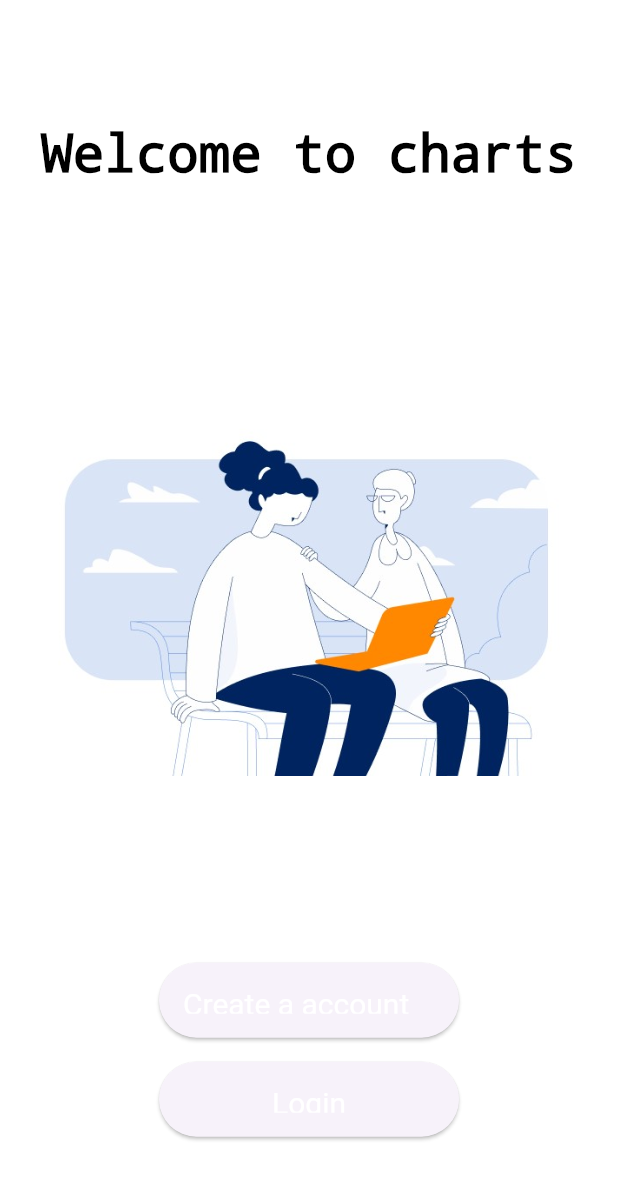
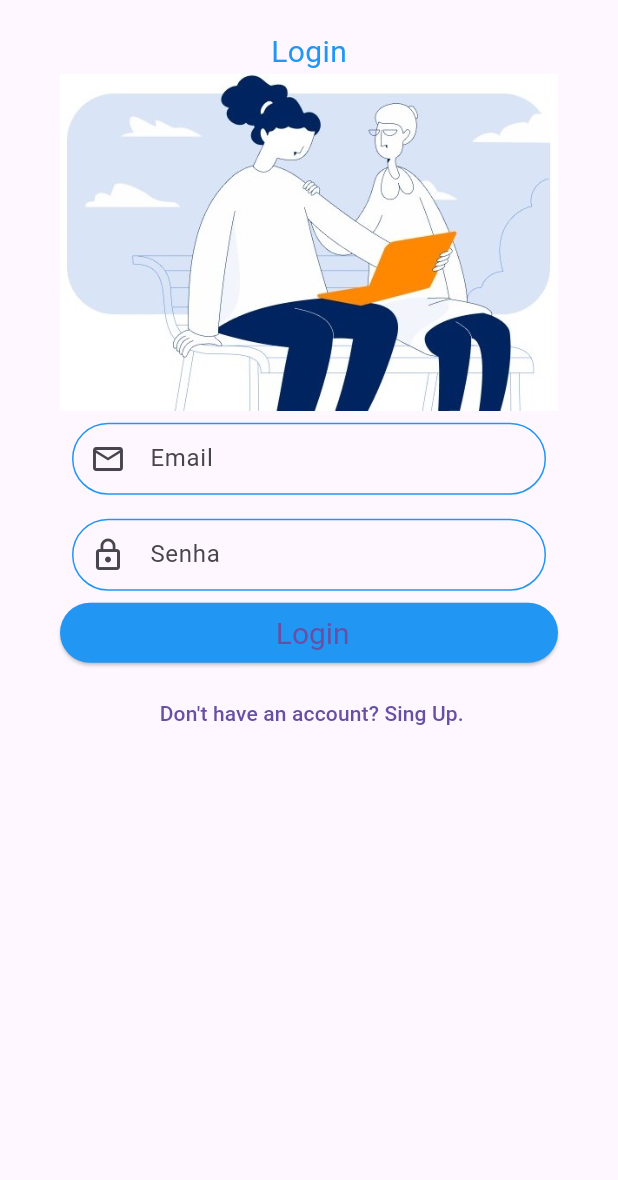
Before and after one commit to saycass/chat, a Flutter app: the screen it shows after launch, after a tap on "Login", on a phone screen of 412 x 824 dp. Shown: the top 1180 px of the screen. Run offline on Flutter 3.47's test engine with Material 3 defaults, Android fonts, the phone set to English and light mode, and no system bars; our stand-ins replace cloud_firestore, firebase_core, firebase_database; accounts and stored records are empty.

Commit message:
update some widgets and screen of the app

```diff
--- a/lib/main.dart
+++ b/lib/main.dart
@@ -1,4 +1,7 @@
+import 'package:chat/ui/pages/authentication/login/login_screen.dart';
+import 'package:chat/ui/pages/authentication/signup/signup_screen.dart';
 import 'package:chat/ui/pages/authentication/welcome/welcome_screen.dart';
+import 'package:chat/ui/pages/chat/messages/chat_screen.dart';
 import 'package:cloud_firestore/cloud_firestore.dart';
 import 'package:flutter/material.dart';
 import 'package:chat/firebase_options.dart';
@@ -43,6 +46,9 @@ class MyApp extends StatelessWidget {
       title: 'Flutter Demo',
       theme: ThemeData(
         primarySwatch: Colors.blue,
+        iconTheme: const IconThemeData (
+          color: Colors.blue
+        )
       ),
       home: const WelcomeScreen()
     );
--- /dev/null
+++ b/lib/ui/pages/authentication/login/login_screen.dart
@@ -0,0 +1,97 @@
+import 'package:chat/ui/pages/authentication/signup/signup_screen.dart';
+import 'package:flutter/material.dart';
+import 'package:chat/ui/theme/fonts/fonts.dart';
+import 'package:chat/ui/pages/authentication/login/login_controller.dart';
+
+class LoginScreen extends StatelessWidget {
+LoginScreen({Key? key}) : super(key: key);
+
+  @override
+  Widget build(BuildContext context) {
+
+    const routeLoginToSignUp =  LoginController();
+
+    // const RouteLoginToSignUp routeLoginToSignUp = RouteLoginToSignUp();
+
+    // var routeLoginToSignUp = Navigator.push(
+    //   context,
+    //   MaterialPageRoute(builder: (context) => const SignupScreen()),
+    // );
+
+    return Scaffold(
+      body: Padding(
+        padding:
+            const EdgeInsets.only(left: 40, right: 40, top: 20, bottom: 20),
+        child: Column(
+          crossAxisAlignment: CrossAxisAlignment.center,
+          children: [
+            const FirstTitle("Login"),
+            const Image(
+              image: AssetImage("assets/images/welcome.jpg"),
+            ),
+            Padding(
+              padding: const EdgeInsets.all(8),
+              child: TextFormField(
+                decoration: InputDecoration(
+                    prefixIcon: const Icon(Icons.email_outlined),
+                    labelText: "Email",
+                    contentPadding: const EdgeInsets.symmetric(vertical: 7),
+                    enabledBorder: OutlineInputBorder(
+                      borderRadius: BorderRadius.circular(50.0),
+                      borderSide: const BorderSide(
+                        color: Colors.blue,
+                      ),
+                    )),
+              ),
+            ),
+            Padding(
+              padding: const EdgeInsets.all(8),
+              child: TextFormField(
+                decoration: InputDecoration(
+                  prefixIcon: const Icon(Icons.lock_outline),
+                  labelText: "Senha",
+                  contentPadding: const EdgeInsets.symmetric(vertical: 7),
+                  enabledBorder: OutlineInputBorder(
+                    borderRadius: BorderRadius.circular(50.0),
+                    borderSide: const BorderSide(
+                      color: Colors.blue,
+                    ),
+                  ),
+                ),
+              ),
+            ),
+            SizedBox(
+              width: 400,
+              height: 40,
+              child: ElevatedButton(
+                onPressed: () {},
+                style: ElevatedButton.styleFrom(
+                  textStyle: const TextStyle(fontSize: 20),
+                  backgroundColor: Colors.blue,
+                  shape: RoundedRectangleBorder(
+                    borderRadius: BorderRadius.circular(50.0),
+                  ),
+                ),
+                child: const Text(" Login"),
+              ),
+            ),
+            const SizedBox(height: 10),
+            TextButton(
+              // onPressed: routeLoginToSignUp.onPressed,
+              onPressed: () {
+                 routeLoginToSignUp;
+                // Navigator.push(
+                //   context,
+                //   MaterialPageRoute(builder: (context) => const SignupScreen()),
+                // );
+              },
+              child: const Text(
+                " Don't have an account? Sing Up.",
+              ),
+            ),
+          ],
+        ),
+      ),
+    );
+  }
+}
--- a/lib/ui/pages/authentication/welcome/welcome_screen.dart
+++ b/lib/ui/pages/authentication/welcome/welcome_screen.dart
@@ -1,68 +1,71 @@
+import 'package:chat/ui/pages/authentication/signup/signup_screen.dart';
 import 'package:flutter/material.dart';
 import 'package:chat/ui/theme/fonts/fonts.dart';
+
+import '../login/login_screen.dart';
 
 class WelcomeScreen extends StatelessWidget {
   const WelcomeScreen({Key? key}) : super(key: key);
 
   @override
   Widget build(BuildContext context) {
-
-    var screenSize = MediaQuery.of(context).size;
-
-    return  Padding(
-      padding:  EdgeInsets.only(
-        top: screenSize.height * 0.1,
-      ),
+    return Padding(
+      padding: const EdgeInsets.only(left: 40, right: 40, top: 20, bottom: 20),
       child: Column(
         crossAxisAlignment: CrossAxisAlignment.center,
         children: [
           const FirstTitle("Welcome to charts"),
-          Padding(
-            padding: const EdgeInsets.all(8.0),
-              child: SizedBox(
-                height: screenSize.height * 0.6,
-                width: screenSize.width *0.9,
-                child: const Image(
-                  image: AssetImage (
-                    "assets/images/onboarding.jpg"
-                  ),
-                ),
-              ),
-            ),
+          const Image(
+            image: AssetImage("assets/images/welcome.jpg"),
+          ),
           Row(
             mainAxisAlignment: MainAxisAlignment.center,
             children: [
               Padding(
                 padding: const EdgeInsets.all(8.0),
                 child: SizedBox(
-                  width: 200,
-                  height: 50,
+                  width: 350,
+                  height: 40,
                   child: ElevatedButton(
-                    style: TextButton.styleFrom(
-                      foregroundColor: Colors.white,
-                      padding: const EdgeInsets.all(16.0),
+                    onPressed: () {
+                      Navigator.push(
+                        context,
+                        MaterialPageRoute(builder: (context) => const SignupScreen()),
+                      );
+                    },
+                    style: ElevatedButton.styleFrom(
                       textStyle: const TextStyle(fontSize: 20),
+                      backgroundColor: Colors.blue,
+                      shape: RoundedRectangleBorder(
+                        borderRadius: BorderRadius.circular(50.0),
+                      ),
                     ),
-                    onPressed: () {},
-                      child: const Text('Create a account on the charts')
+                    child: const Text("Sign Up"),
+                  ),
+                ),
               ),
-                ),
-                ),
             ],
           ),
-           Padding(
+          Padding(
             padding: const EdgeInsets.all(8.0),
             child: SizedBox(
-              width: 200,
-              height: 50,
+              width: 350,
+              height: 40,
               child: ElevatedButton(
-                style: TextButton.styleFrom(
-                  foregroundColor: Colors.white,
-                  padding: const EdgeInsets.all(16.0),
+                onPressed: () {
+                  Navigator.push(
+                    context,
+                    MaterialPageRoute(builder: (context) =>  LoginScreen()),
+                  );
+                },
+                style: ElevatedButton.styleFrom(
                   textStyle: const TextStyle(fontSize: 20),
+                  backgroundColor: Colors.blue,
+                  shape: RoundedRectangleBorder(
+                    borderRadius: BorderRadius.circular(50.0),
+                  ),
                 ),
-                onPressed: () {},
-                  child: const Text('Login')
+                child: const Text("Login"),
               ),
             ),
           ),
--- a/lib/ui/theme/fonts/fonts.dart
+++ b/lib/ui/theme/fonts/fonts.dart
@@ -13,13 +13,15 @@ class FirstTitle extends StatelessWidget {
     return Text(
       title,
       style: const TextStyle(
-        fontSize: 35,
+        fontSize: 20,
         decoration: TextDecoration.none,
-        color: Colors.black,
+        color: Colors.blue,
       ),
     );
   }
 }
+
+
 class Caption extends StatelessWidget {
   final String title;
 
```
Also changed, not shown: lib/ui/pages/authentication/login/login_controller.dart (added, +65 -0 lines), lib/ui/pages/authentication/signup/signup_screen.dart (added, +124 -0 lines), lib/ui/pages/chat/composer/text_composable.dart (added, +49 -0 lines), lib/ui/pages/chat/controller/text_controller.dart (added, +27 -0 lines), assets/images/onboarding.jpg (deleted), assets/images/welcome.jpg (added), 1 other file.
